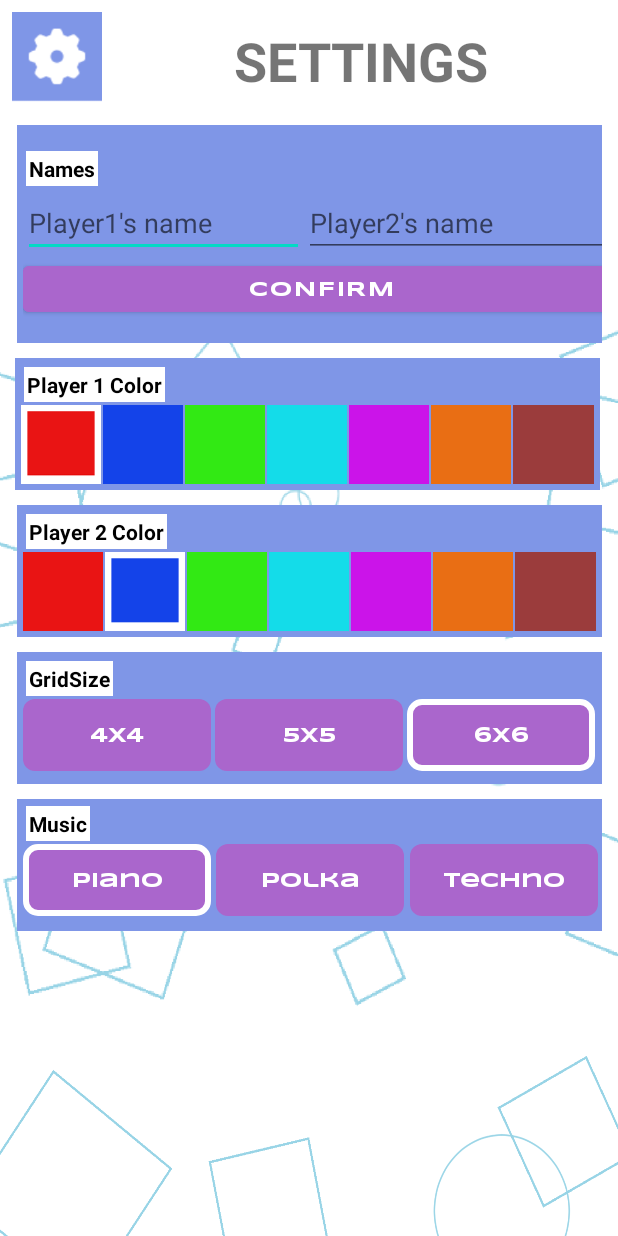
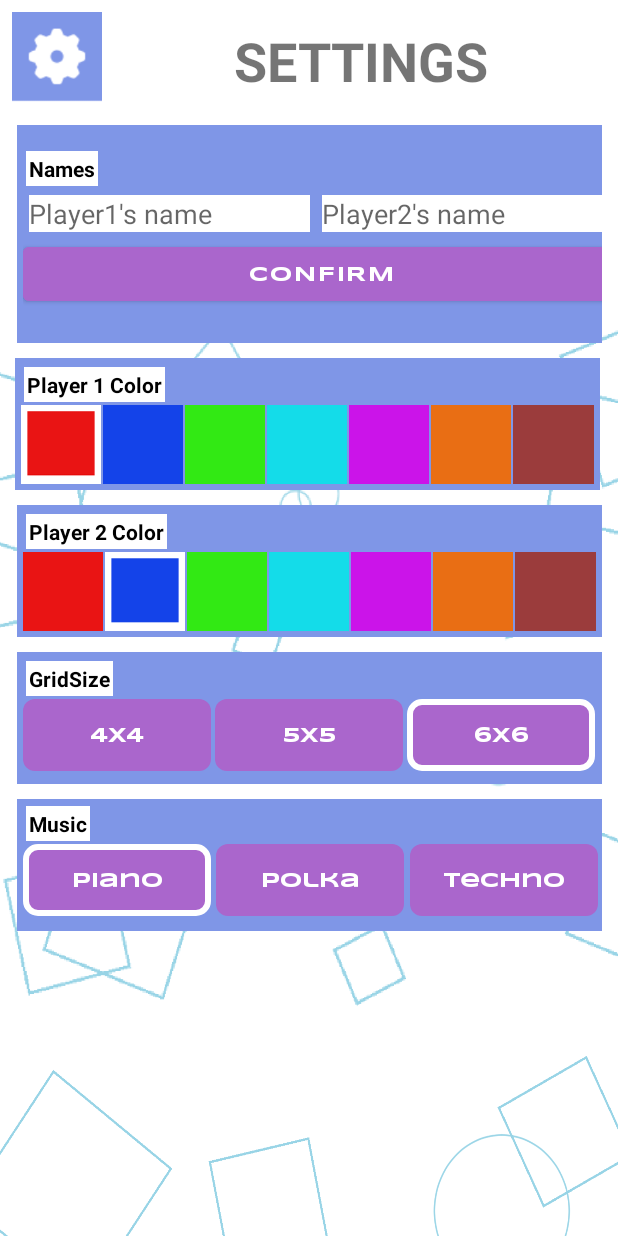
Before and after one commit to ensermuff/475-Dots-and-Boxes, an Android app: the SettingsActivity screen opened directly, with no data from a screen before it, on a phone screen of 412 x 824 dp. Run offline under Robolectric (Android 15) with nearby library versions, the phone set to English and light mode, and no system bars; Roboto replaces fonts that are not available here.

Commit message:
Added white background to text input fields

```diff
--- a/app/src/main/res/layout/settings_activity.xml
+++ b/app/src/main/res/layout/settings_activity.xml
@@ -603,8 +603,11 @@
 
                 <EditText
                     android:id="@+id/player1Name"
-                    android:layout_width="187dp"
+                    android:layout_width="wrap_content"
                     android:layout_height="wrap_content"
+                    android:layout_margin="4dp"
+                    android:layout_weight="1"
+                    android:background="@color/white"
                     android:ems="10"
                     android:hint="Player1's name"
                     android:inputType="textPersonName"
@@ -612,8 +615,11 @@
 
                 <EditText
                     android:id="@+id/player2Name"
-                    android:layout_width="203dp"
-                    android:layout_height="45dp"
+                    android:layout_width="wrap_content"
+                    android:layout_height="wrap_content"
+                    android:layout_margin="4dp"
+                    android:layout_weight="1"
+                    android:background="@color/white"
                     android:ems="10"
                     android:hint="Player2's name"
                     android:inputType="textPersonName"
```
